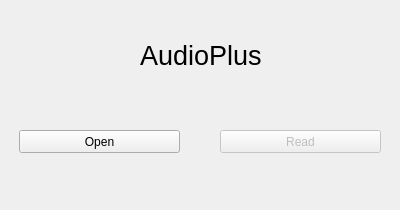
Old version of the form editor.ui in the repository NoobBit/AudioPlus.
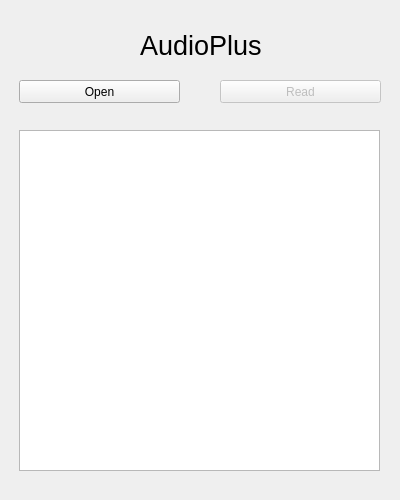
New version of the form.

```diff
--- a/editor.ui
+++ b/editor.ui
@@ -7,7 +7,7 @@
     <x>0</x>
     <y>0</y>
     <width>400</width>
-    <height>210</height>
+    <height>500</height>
    </rect>
   </property>
   <property name="windowTitle">
@@ -21,7 +21,7 @@
     <property name="geometry">
      <rect>
       <x>220</x>
-      <y>130</y>
+      <y>80</y>
       <width>161</width>
       <height>23</height>
      </rect>
@@ -34,7 +34,7 @@
     <property name="geometry">
      <rect>
       <x>19</x>
-      <y>130</y>
+      <y>80</y>
       <width>161</width>
       <height>23</height>
      </rect>
@@ -47,7 +47,7 @@
     <property name="geometry">
      <rect>
       <x>140</x>
-      <y>30</y>
+      <y>20</y>
       <width>131</width>
       <height>51</height>
      </rect>
@@ -64,6 +64,16 @@
      <string>AudioPlus</string>
     </property>
    </widget>
+   <widget class="QPlainTextEdit" name="readBox">
+    <property name="geometry">
+     <rect>
+      <x>19</x>
+      <y>130</y>
+      <width>361</width>
+      <height>341</height>
+     </rect>
+    </property>
+   </widget>
   </widget>
   <widget class="QMenuBar" name="menubar">
    <property name="geometry">
```
